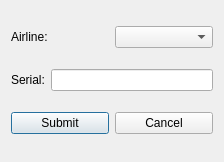
The window that MyProj/addcarrierdialog.ui (shahabbadihi/airport_managementt) describes before a commit, drawn with Qt 5.
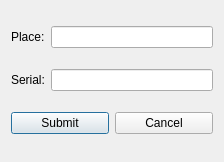
The same window after the commit.

What changed in the file:
```diff
--- a/MyProj/addcarrierdialog.ui
+++ b/MyProj/addcarrierdialog.ui
@@ -19,12 +19,12 @@
      <item>
       <widget class="QLabel" name="lblAirline">
        <property name="text">
-        <string>Airline:</string>
+        <string>Place:</string>
        </property>
       </widget>
      </item>
      <item>
-      <widget class="QComboBox" name="comboAirline"/>
+      <widget class="QLineEdit" name="txtPlace"/>
      </item>
     </layout>
    </item>
```
Left out of the diff: 2 changed lines with no effect on the pictures.
